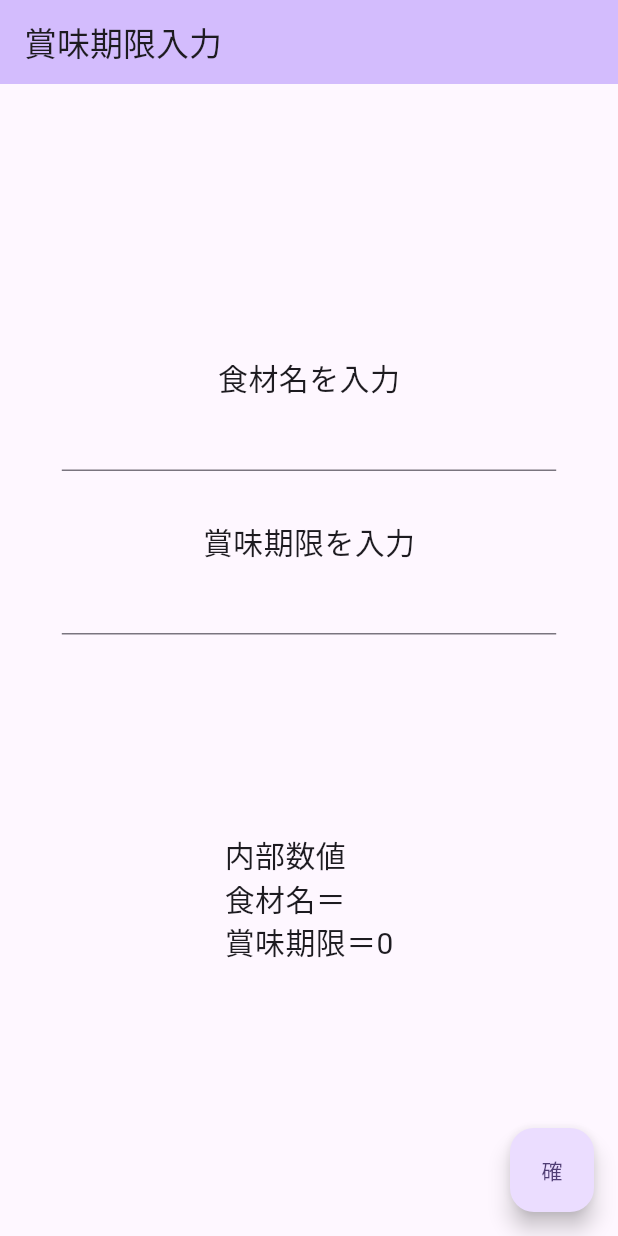
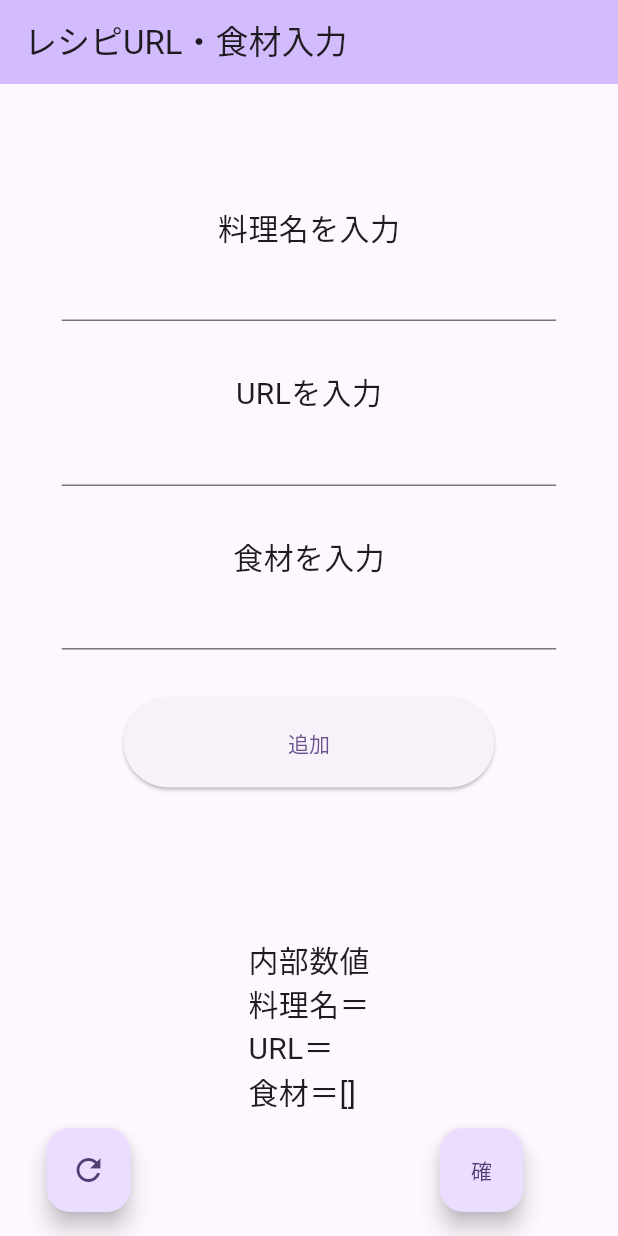
Before and after one commit to Ryuryu169/kumikomi_InputTool_public, a Flutter app: the screen it shows after launch, on a phone screen of 412 x 824 dp. Run offline on Flutter 3.47's test engine with Material 2 defaults, Android fonts, the phone set to English and light mode, and no system bars; our stand-ins replace cloud_firestore, firebase_core; accounts and stored records are empty.

Commit message:
recipe 8/15

```diff
--- a/lib/main.dart
+++ b/lib/main.dart
@@ -22,7 +22,7 @@ class MyApp extends StatelessWidget {
         colorScheme: ColorScheme.fromSeed(seedColor: Colors.deepPurple),
         useMaterial3: true,
       ),
-      home: const MyHomePage(title: '賞味期限入力'),
+      home: const MyHomePage(title: 'レシピURL・食材入力'),
     );
   }
 }
@@ -37,8 +37,19 @@ class MyHomePage extends StatefulWidget {
 }
 
 class _MyHomePageState extends State<MyHomePage> {
+  String recipeName = "";
   String foodName = "";
-  int expiryDate = 0;
+  String recipeURL = "";
+  List<String> ingredientName=[];
+
+  Future<bool> checkIfDocExists(String docId) async {
+    try {
+      var doc = await FirebaseFirestore.instance.collection("Recipe").doc(docId).get();
+      return doc.exists;
+    } catch (e) {
+      throw e;
+    }
+  }
 
   @override
   Widget build(BuildContext context) {
@@ -51,7 +62,31 @@ class _MyHomePageState extends State<MyHomePage> {
         child:Column(
           mainAxisAlignment: MainAxisAlignment.center,
           children: [
-            const Text("食材名を入力",style: TextStyle(fontSize: 20),),
+            const Text("料理名を入力",style: TextStyle(fontSize: 20),),
+            SizedBox(
+              width: MediaQuery.of(context).size.width*0.8,
+              height: 80,
+              child: TextField(
+                onChanged: (text){
+                  setState(() {
+                    recipeName = text;
+                  });
+                },
+              ),
+            ),
+            const Text("URLを入力",style: TextStyle(fontSize: 20),),
+            SizedBox(
+              width: MediaQuery.of(context).size.width*0.8,
+              height: 80,
+              child: TextField(
+                onChanged: (text){
+                  setState(() {
+                    recipeURL = text;
+                  });
+                },
+              ),
+            ),
+            const Text("食材を入力",style: TextStyle(fontSize: 20),),
             SizedBox(
               width: MediaQuery.of(context).size.width*0.8,
               height: 80,
@@ -63,35 +98,52 @@ class _MyHomePageState extends State<MyHomePage> {
                   },
               ),
             ),
-            const Text("賞味期限を入力",style: TextStyle(fontSize: 20),),
-            SizedBox(
-              width: MediaQuery.of(context).size.width*0.8,
-              height: 80,
-              child: TextField(
-                onChanged: (text){
-                  var num = int.tryParse(text);
+            Container(
+              width: MediaQuery.of(context).size.width*0.6,
+              height: 60,
+              child: ElevatedButton(
+                onPressed: () {
                   setState(() {
-                    if(num!=null){
-                      expiryDate = num;
-                    }
+                    ingredientName.add(foodName);
                   });
                 },
+                child: const Text("追加"),
               ),
             ),
             const SizedBox(height: 100,),
-            Text("内部数値\n食材名＝$foodName\n賞味期限＝$expiryDate",style: const TextStyle(fontSize: 20),),
+            Text("内部数値\n料理名＝$recipeName\nURL＝$recipeURL\n食材＝$ingredientName",style: const TextStyle(fontSize: 20),),
           ],
         ),
       ),
-      floatingActionButton: FloatingActionButton(
+      floatingActionButton: Row(
+        mainAxisAlignment: MainAxisAlignment.center,
+        children: [
+          FloatingActionButton(
+            onPressed: (){
+              setState(() {
+                ingredientName=[];
+              });
+            },
+            tooltip: '食材リセット',
+            child: const Icon(Icons.refresh_sharp),
+          ),
+          SizedBox(width: MediaQuery.of(context).size.width*0.5,),
+          FloatingActionButton(
             onPressed: ()async{
-          await FirebaseFirestore.instance.collection("Date").doc(foodName).set({'date':expiryDate});
-          foodName="";
-          expiryDate=0;
+              for(int i=0;i<ingredientName.length;i++){
+                if(await checkIfDocExists(recipeName)){
+                  FirebaseFirestore.instance.collection("Recipe").doc(recipeName).set({ingredientName[i] : recipeURL},SetOptions(merge:true));
+                }else{
+                  FirebaseFirestore.instance.collection("Recipe").doc(recipeName).set({ ingredientName[i] : recipeURL});
+                }
+              }
               },
             tooltip: '確定',
             child: const Text("確"),
           ),
+        ],
+      ),
+
     );
   }
 }
```
Lines whose indentation alone changed are shown as unchanged.
